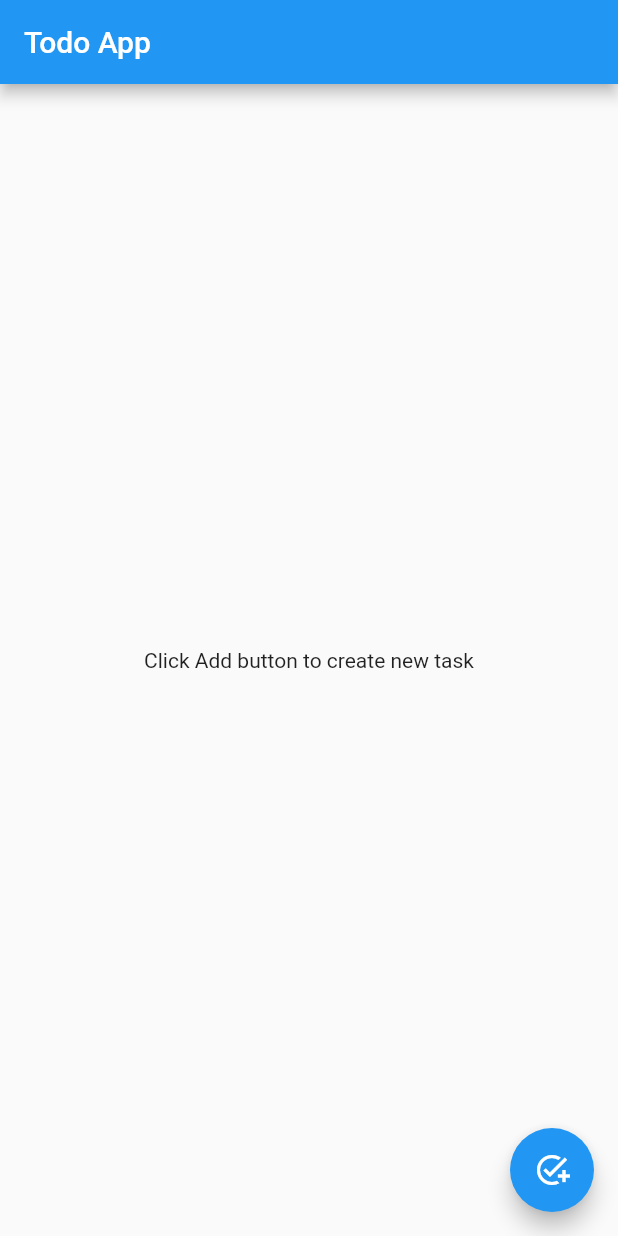
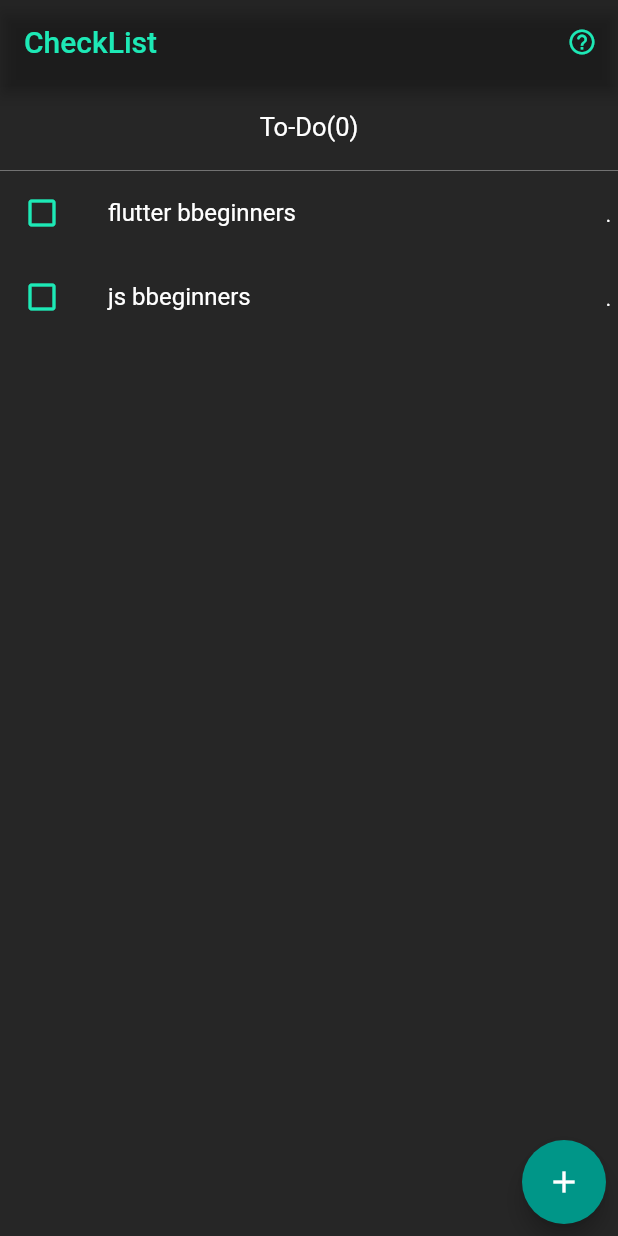
Before and after one commit to abin-ps/Todo-App, a Flutter app: the screen it shows after launch, on a phone screen of 412 x 824 dp. Run offline on Flutter 3.47's test engine with Material 2 defaults, Android fonts, the phone set to English and light mode, and no system bars.

Commit message:
UI changes and code Optimized

```diff
--- a/lib/main.dart
+++ b/lib/main.dart
@@ -1,5 +1,6 @@
 import 'package:flutter/material.dart';
 import 'package:todo_app/pages/home.dart';
+import 'package:todo_app/pages/homePage.dart';
 
 void main() {
   runApp(TodoApp());
@@ -11,7 +12,12 @@ class TodoApp extends StatelessWidget {
   @override
   Widget build(BuildContext context) {
     return MaterialApp(
-      home: Home()
-      );
+        theme: ThemeData(
+          // primarySwatch: Colors.teal,
+          primaryColor: Colors.teal.shade400,
+          backgroundColor: Color.fromARGB(221, 5, 5, 5),
+        ),
+        debugShowCheckedModeBanner: false,
+        home: HomePage());
   }
 }
--- a/lib/pages/home.dart
+++ /dev/null
@@ -1,128 +0,0 @@
-import 'package:flutter/material.dart';
-import 'package:flutter/scheduler.dart';
-
-class Home extends StatefulWidget {
-  const Home({super.key});
-
-  @override
-  State<Home> createState() => _HomeState();
-}
-
-
-class _HomeState extends State<Home> {
-  TextEditingController _TaskController = TextEditingController();
-  List<Map> _taskList = [
-  ];
-  bool _doneTask = false;
-
-  @override
-  Widget build(BuildContext context) {
-    return Scaffold(
-      appBar: AppBar(
-        title: Text("Todo App"),
-      ),
-      body: _buildTodoList(),
-      floatingActionButton: FloatingActionButton(
-        child: Icon(Icons.add_task_outlined),
-        onPressed: () {
-          _TaskController.clear();
-          _buildTaskDialog("", 0, false);
-        },
-      ),
-    );
-  }
-
-// * build list of tasks
-  Widget _buildTodoList() {
-    return _taskList.isNotEmpty? ListView.builder(
-      itemCount: _taskList.length,
-      itemBuilder: (context, index) {
-        return Padding(
-          padding: const EdgeInsets.fromLTRB(10, 8, 10, 0),
-          child: ListTile(
-            leading: Icon(_taskList[index]["doneTaskFlag"]
-                ? Icons.check_box_outlined
-                : Icons.check_box_outline_blank),
-            title: Text(
-              "${_taskList[index]["title"]}",
-              style: _taskList[index]["doneTaskFlag"]
-                  ? TextStyle(
-                      color: Colors.grey,
-                      decoration: TextDecoration.lineThrough)
-                  : TextStyle(color: Colors.black),
-            ),
-
-            //* task completed or not
-            onTap: () {
-              setState(() {
-                _taskList[index]["doneTaskFlag"] =
-                    !_taskList[index]["doneTaskFlag"];
-              });
-            },
-
-            //* edit task
-            onLongPress: () {
-              _taskList[index]["doneTaskFlag"]
-                  ? null
-                  : _buildTaskDialog(_taskList[index]["title"], index,
-                      !_taskList[index]["editTaskFlag"]);
-            },
-          ),
-        );
-      },
-    ) : const Center(child: Text("Click Add button to create new task"));
-  }
-
-//* create new task
-  Future _buildTaskDialog(String text, int index, bool editTaskFlag) {
-    editTaskFlag ? _TaskController.text = text : null;
-    return showDialog(
-      context: context,
-      builder: (context) {
-        return AlertDialog(
-          title: Column(
-            children: [
-              TextField(
-                controller: _TaskController,
-                // textAlign: TextAlign.center,
-                autofocus: true,
-                maxLength: 25,
-                onSubmitted: (value) {
-                  editTaskFlag ? _saveEditedTask(index) : _saveNewTask();
-                },
-              ),
-              SizedBox(height: 15),
-              TextButton(
-                  onPressed: () =>
-                      editTaskFlag ? _saveEditedTask(index) : _saveNewTask(),
-                  child: Text("Save"))
-            ],
-          ),
-        );
-      },
-    );
-  }
-//*save new task
-  _saveNewTask() {
-    (_TaskController.text != "")
-        ? setState(() {
-            _taskList
-                .add({"title": _TaskController.text, "doneTaskFlag": false, "editTaskFlag" : false});
-            _TaskController.clear();
-            Navigator.pop(context);
-          })
-        : Navigator.pop(context);
-  }
-//*edit excisting task
-  _saveEditedTask(int index) {
-    (_TaskController.text != "")
-        ? setState(() {
-            _taskList[index]["title"] = _TaskController.text;
-
-            print(_taskList[index]["editTaskFlag"]);
-            _TaskController.clear();
-            Navigator.pop(context);
-          })
-        : Navigator.pop(context);
-  }
-}
--- /dev/null
+++ b/lib/pages/homePage.dart
@@ -0,0 +1,74 @@
+import 'package:flutter/material.dart';
+import 'package:todo_app/widgets/taskList.dart';
+
+class HomePage extends StatefulWidget {
+  const HomePage({super.key});
+
+  @override
+  State<HomePage> createState() => _HomePageState();
+}
+
+class _HomePageState extends State<HomePage> {
+  int count = 0;
+  @override
+  Color _primaryColor = Colors.tealAccent.shade400;
+  Widget build(BuildContext context) {
+    return Scaffold(
+      appBar: AppBar(
+        backgroundColor: Color.fromARGB(221, 5, 5, 5),
+        title: Text(
+          "CheckList",
+          style: TextStyle(color: _primaryColor),
+        ),
+        actions: [
+          IconButton(
+            onPressed: () {},
+            icon: Icon(
+              Icons.help_outline_rounded,
+              size: 20,
+              color: _primaryColor,
+            ),
+          )
+        ],
+      ),
+      body: Container(
+        height: MediaQuery.of(context).size.height,
+        width: MediaQuery.of(context).size.width,
+        child: Column(
+          children: [
+            Container(
+              height: MediaQuery.of(context).size.height * 0.07,
+              width: MediaQuery.of(context).size.width,
+              color: Color.fromARGB(221, 5, 5, 5),
+              child: Center(
+                child: Text(
+                  "To-Do($count)",
+                  style: TextStyle(color: Colors.white, fontSize: 17),
+                ),
+              ),
+            ),
+            Expanded(
+                child: Container(
+              height: MediaQuery.of(context).size.height * 0.99,
+              width: MediaQuery.of(context).size.width,
+              child: TaskList(),
+            )),
+            // Container(
+            //   color: Colors.blueAccent,
+            //   height: MediaQuery.of(context).size.height * 0.05,
+            //   width: MediaQuery.of(context).size.width,
+            //   child: GestureDetector(
+            //     child: Icon(
+            //       Icons.add,
+            //       size: 25,
+            //       color: _primaryColor,
+            //     ),
+            //     onTap: (){},
+            //   ),
+            // )
+          ],
+        ),
+      ),
+    );
+  }
+}
--- /dev/null
+++ b/lib/widgets/taskList.dart
@@ -0,0 +1,163 @@
+import 'package:flutter/material.dart';
+import 'package:todo_app/widgets/tasks.dart';
+
+class TaskList extends StatefulWidget {
+  const TaskList({super.key});
+
+  @override
+  State<TaskList> createState() => _TaskListState();
+}
+
+class _TaskListState extends State<TaskList> {
+  List<Tasks> tasksList = [
+    Tasks(title: "flutter bbeginners"),
+    Tasks(title: "js bbeginners"),
+  ];
+  TextStyle taskStyle =  TextStyle(color: Colors.white,fontSize: 18,fontWeight: FontWeight.w300);
+
+  TextEditingController taskController = TextEditingController();
+
+  @override
+  Widget build(BuildContext context) {
+    return Scaffold(
+      body: _buildTodoList(),
+    );
+  }
+
+  Widget _buildTodoList() {
+    return Stack(
+      children: [
+        Container(
+          color: Color.fromARGB(221, 5, 5, 5),
+          child: ListView.builder(
+            itemCount: tasksList.length,
+            itemBuilder: (context, index) {
+              return Container(
+                child: Row(
+                  children: [
+                    Flexible(
+                      child: GestureDetector(
+                        child: ListTile(
+                            leading: taskIcon(index),
+                            title: taskTitle(index)),
+                        onTap: () {
+                          setState(() {
+                            tasksList[index].isDone = !tasksList[index].isDone;
+                          });
+                        },
+                      ),
+                    ),
+                    Container(
+                      width: MediaQuery.of(context).size.width * .04,
+                      child: Center(
+                        child: TextButton(
+                          child: Center(child: Text(".",style: taskStyle,)),
+                          onPressed: () {
+                            newTask(
+                                context: context,
+                                index: index,
+                                isEdit: !tasksList[index].isEdit,
+                                task: tasksList[index].title);
+                          },
+                        ),
+                      ),
+                    ),
+                  ],
+                ),
+              );
+            },
+          ),
+        ),
+        Padding(
+          padding: const EdgeInsets.all(8.0),
+          child: Align(
+            alignment: Alignment.bottomRight,
+            child: FloatingActionButton(
+              onPressed: () {
+                taskController.clear();
+                newTask(context: context);
+              },
+              child: Icon(Icons.add),
+              backgroundColor: Colors.teal,
+            ),
+          ),
+        )
+      ],
+    );
+  }
+
+  Widget taskIcon(int index){
+    return Icon(tasksList[index].isDone
+                ? Icons.check_box_outlined
+                : Icons.check_box_outline_blank,color: Colors.tealAccent.shade400,);
+  }
+
+  Widget taskTitle(int index) => Text(
+        tasksList[index].title,
+        style: tasksList[index].isDone
+            ? const TextStyle(
+                color: Colors.grey,
+                decoration: TextDecoration.lineThrough,
+              )
+            : const TextStyle(
+                color: Colors.white,
+              ),
+      );
+
+  newTask(
+      {String task = "",
+      bool isEdit = false,
+      int index = 0,
+      required BuildContext context}) {
+    return showDialog(
+        context: context,
+        builder: (BuildContext contextt) {
+          isEdit ? taskController.text = task : null;
+          return AlertDialog(
+            title: Column(
+              children: [
+                TextField(
+                  controller: taskController,
+                  cursorColor: Colors.tealAccent.shade400,
+
+                  // textAlign: TextAlign.center,
+                  autofocus: true,
+                  maxLength: 25,
+                  onSubmitted: (value) {
+                    isEdit ? _saveEditedTask(index) : _saveNewTask();
+                  },
+                ),
+                SizedBox(height: 15),
+                TextButton(
+                  onPressed: () =>
+                      isEdit ? _saveEditedTask(index) : _saveNewTask(),
+                  child: Text("Save",style: TextStyle(color: Colors.tealAccent.shade400),),
+                ),
+              ],
+            ),
+          );
+        });
+  }
+
+//*save new task
+  _saveNewTask() {
+    (taskController.text != "")
+        ? setState(() {
+            tasksList.add(Tasks(title: taskController.text));
+            taskController.clear();
+            Navigator.pop(context);
+          })
+        : Navigator.pop(context);
+  }
+
+//*edit excisting task
+  _saveEditedTask(int index) {
+    (taskController.text != "")
+        ? setState(() {
+            tasksList[index].title = taskController.text;
+            taskController.clear();
+            Navigator.pop(context);
+          })
+        : Navigator.pop(context);
+  }
+}
--- /dev/null
+++ b/lib/widgets/tasks.dart
@@ -0,0 +1,8 @@
+import 'package:flutter/material.dart';
+
+class Tasks{
+  Tasks({required this.title,this.isDone = false, this.isEdit=false});
+  String title;
+  bool isDone;
+  bool isEdit;
+}
```
